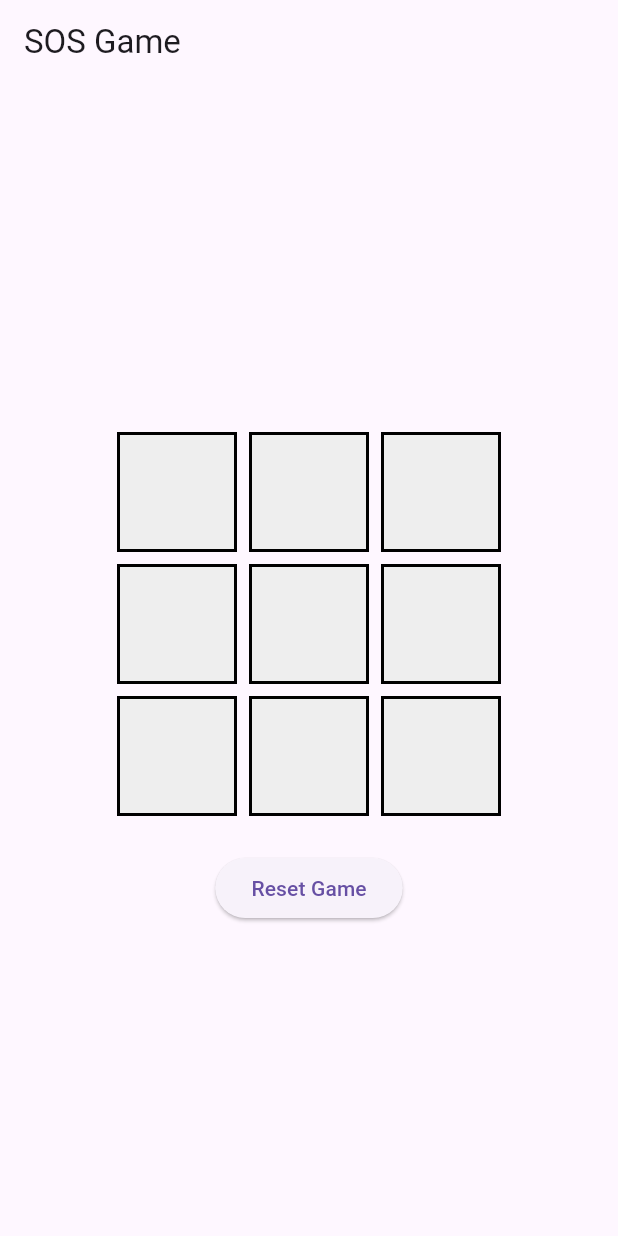
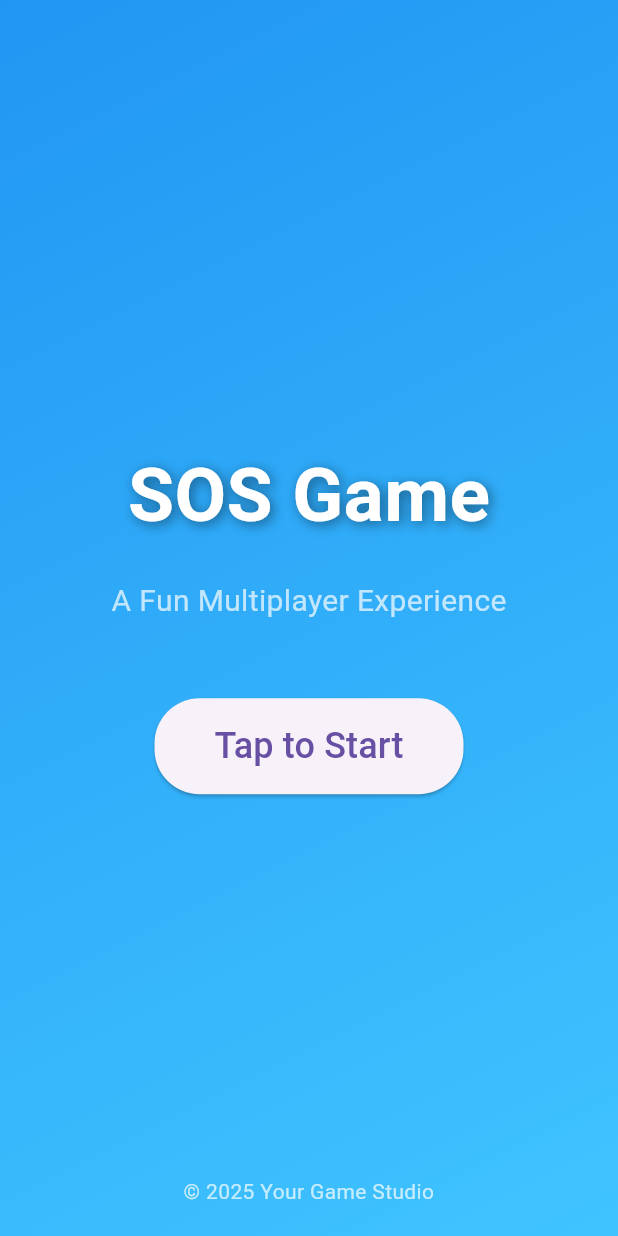
Before and after one commit to sagarp-c/game, a Flutter app: the screen it shows after launch, on a phone screen of 412 x 824 dp. Run offline on Flutter 3.47's test engine with Material 3 defaults, Android fonts, the phone set to English and light mode, and no system bars.

Commit message:
Create the main.dart with the first start page

```diff
--- a/lib/main.dart
+++ b/lib/main.dart
@@ -1,7 +1,7 @@
 import 'package:flutter/material.dart';
 
 void main() {
-  runApp(SOSGame());
+  runApp(const SOSGame());
 }
 
 class SOSGame extends StatelessWidget {
@@ -12,22 +12,105 @@
     return MaterialApp(
       title: 'SOS Game',
       theme: ThemeData(primarySwatch: Colors.blue),
-      home: const GameScreen(),
       debugShowCheckedModeBanner: false,
+      home: const WelcomeScreen(),
     );
   }
 }
 
-class GameScreen extends StatefulWidget {
-  const GameScreen({Key? key}) : super(key: key);
+class WelcomeScreen extends StatelessWidget {
+  const WelcomeScreen({Key? key}) : super(key: key);
 
   @override
-  _GameScreenState createState() => _GameScreenState();
+  Widget build(BuildContext context) {
+    return Scaffold(
+      body: Stack(
+        children: [
+          // Background color or image
+          Container(
+            decoration: const BoxDecoration(
+              gradient: LinearGradient(
+                colors: [Colors.blue, Colors.lightBlueAccent],
+                begin: Alignment.topLeft,
+                end: Alignment.bottomRight,
+              ),
+            ),
+          ),
+          // Content of the Welcome Screen
+          Center(
+            child: Column(
+              mainAxisAlignment: MainAxisAlignment.center,
+              children: [
+                // Game Title or Logo
+                Text(
+                  'SOS Game',
+                  style: TextStyle(
+                    fontSize: 50,
+                    fontWeight: FontWeight.bold,
+                    color: Colors.white,
+                    shadows: [
+                      Shadow(
+                        blurRadius: 10.0,
+                        color: Colors.black45,
+                        offset: Offset(2, 2),
+                      ),
+                    ],
+                  ),
+                ),
+                const SizedBox(height: 20),
+                // Subtitle or tagline
+                Text(
+                  'A Fun Multiplayer Experience',
+                  style: TextStyle(
+                    fontSize: 20,
+                    color: Colors.white70,
+                  ),
+                ),
+                const SizedBox(height: 50),
+                // "Tap to Start" Button
+                ElevatedButton(
+                  style: ElevatedButton.styleFrom(
+                    padding: const EdgeInsets.symmetric(
+                        horizontal: 40, vertical: 15),
+                    shape: RoundedRectangleBorder(
+                      borderRadius: BorderRadius.circular(30),
+                    ),
+                  ),
+                  onPressed: () {
+                    Navigator.push(
+                      context,
+                      MaterialPageRoute(
+                        builder: (context) => const GameScreen(),
+                      ),
+                    );
+                  },
+                  child: const Text(
+                    'Tap to Start',
+                    style: TextStyle(fontSize: 24),
+                  ),
+                ),
+              ],
+            ),
+          ),
+          // Footer (optional)
+          Positioned(
+            bottom: 20,
+            left: 0,
+            right: 0,
+            child: Text(
+              '© 2025 Your Game Studio',
+              textAlign: TextAlign.center,
+              style: TextStyle(color: Colors.white70, fontSize: 14),
+            ),
+          ),
+        ],
+      ),
+    );
+  }
 }
 
-class _GameScreenState extends State<GameScreen> {
-  // 3x3 grid placeholder
-  List<List<String>> grid = List.generate(3, (_) => List.generate(3, (_) => ''));
+class GameScreen extends StatelessWidget {
+  const GameScreen({Key? key}) : super(key: key);
 
   @override
   Widget build(BuildContext context) {
@@ -35,58 +118,11 @@
       appBar: AppBar(
         title: const Text('SOS Game'),
       ),
-      body: Column(
-        mainAxisAlignment: MainAxisAlignment.center,
-        children: [
-          // Game Grid
-          Container(
-            padding: const EdgeInsets.all(20),
-            child: Column(
-              mainAxisAlignment: MainAxisAlignment.center,
-              children: List.generate(3, (row) {
-                return Row(
-                  mainAxisAlignment: MainAxisAlignment.center,
-                  children: List.generate(3, (col) {
-                    return GestureDetector(
-                      onTap: () {
-                        setState(() {
-                          // Toggle between "S" and "O" for now
-                          grid[row][col] = grid[row][col] == 'S' ? 'O' : 'S';
-                        });
-                      },
-                      child: Container(
-                        margin: const EdgeInsets.all(4),
-                        width: 80,
-                        height: 80,
-                        decoration: BoxDecoration(
-                          color: Colors.grey[200],
-                          border: Border.all(color: Colors.black, width: 2),
-                        ),
-                        alignment: Alignment.center,
-                        child: Text(
-                          grid[row][col], // Display S or O
-                          style: const TextStyle(
-                            fontSize: 32,
-                            fontWeight: FontWeight.bold,
-                          ),
-                        ),
-                      ),
-                    );
-                  }),
-                );
-              }),
-            ),
-          ),
-          // Reset Button
-          ElevatedButton(
-            onPressed: () {
-              setState(() {
-                grid = List.generate(3, (_) => List.generate(3, (_) => ''));
-              });
-            },
-            child: const Text('Reset Game'),
-          ),
-        ],
+      body: const Center(
+        child: Text(
+          'Game Screen Placeholder',
+          style: TextStyle(fontSize: 24),
+        ),
       ),
     );
   }
```
Also changed, not shown: pubspec.lock.
